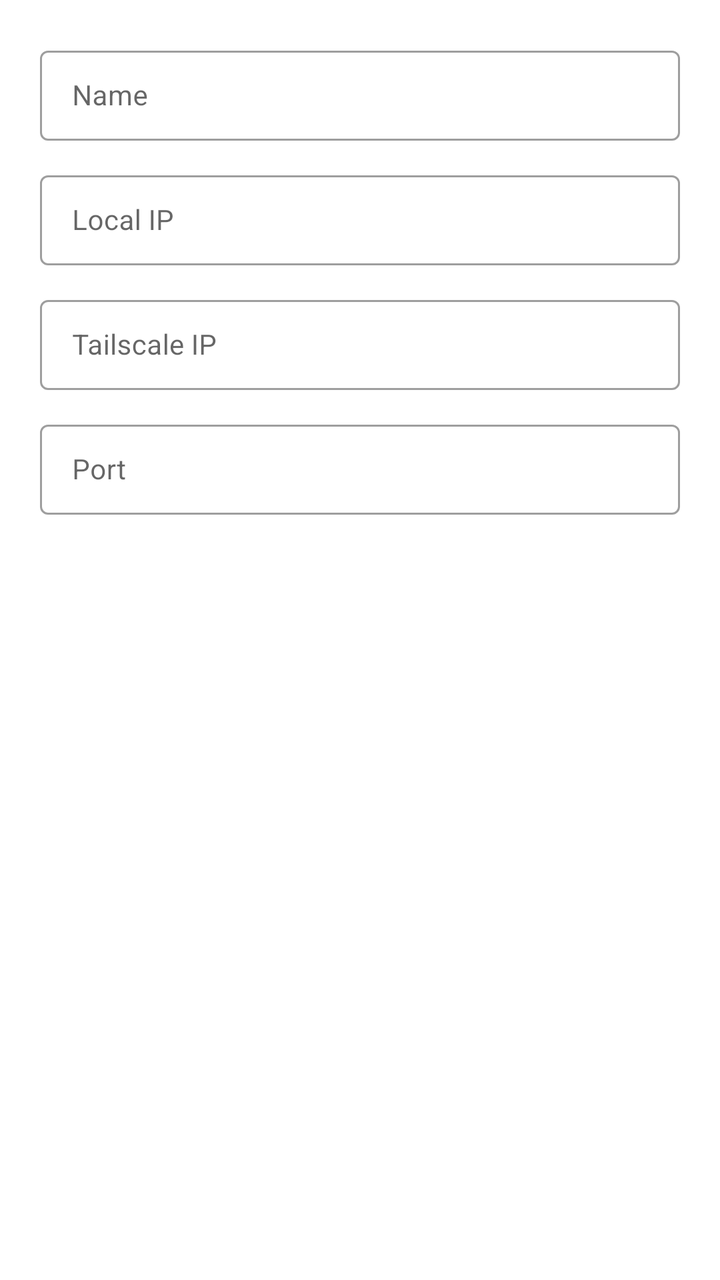
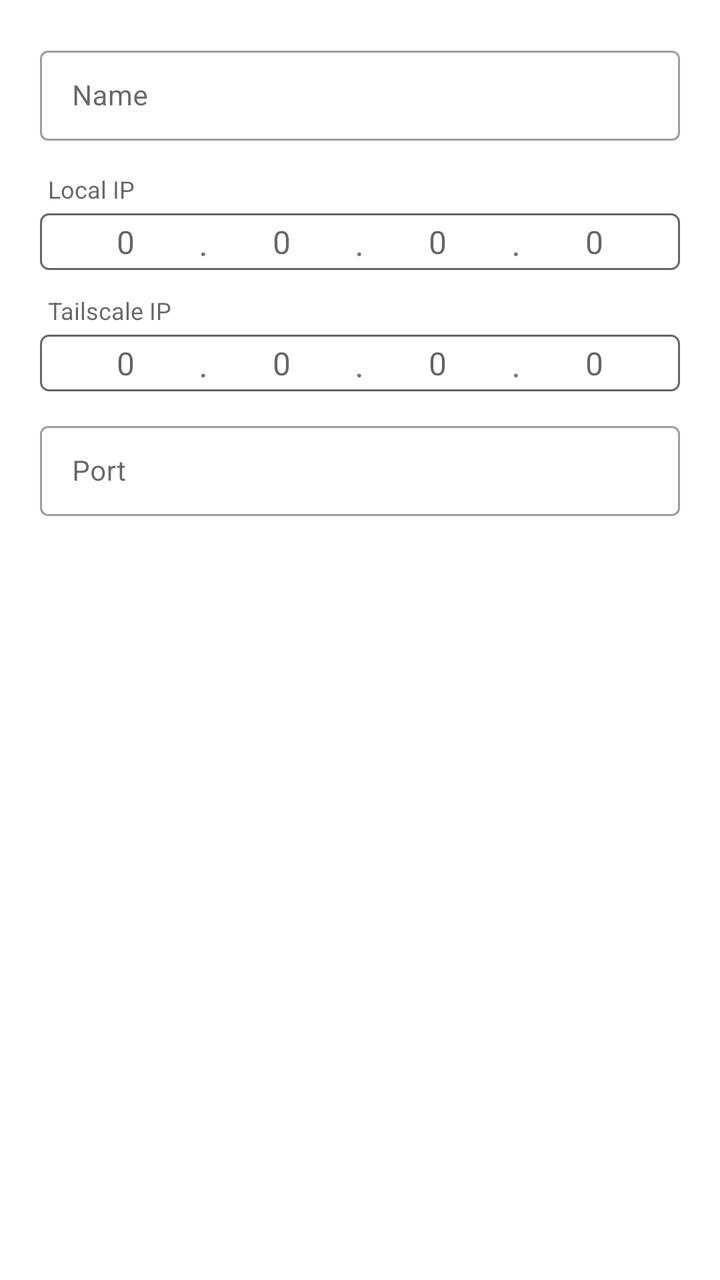

The first picture is an Android layout as it rendered before a commit; the second is the same layout after the commit. The layout source and the unified diff follow.
<!-- AndroidManifest.xml: application theme Theme.SPenNotes -->
<!-- res/layout/dialog_server_profile.xml -->
<?xml version="1.0" encoding="utf-8"?>
<LinearLayout xmlns:android="http://schemas.android.com/apk/res/android"
    xmlns:app="http://schemas.android.com/apk/res-auto"
    android:layout_width="match_parent"
    android:layout_height="wrap_content"
    android:orientation="vertical"
    android:padding="20dp">

    <com.google.android.material.textfield.TextInputLayout
        android:layout_width="match_parent"
        android:layout_height="wrap_content"
        android:hint="Name"
        style="@style/Widget.MaterialComponents.TextInputLayout.OutlinedBox.Dense">

        <com.google.android.material.textfield.TextInputEditText
            android:id="@+id/edit_profile_name"
            android:layout_width="match_parent"
            android:layout_height="wrap_content"
            android:inputType="text"
            android:textSize="14sp" />
    </com.google.android.material.textfield.TextInputLayout>

    <com.google.android.material.textfield.TextInputLayout
        android:layout_width="match_parent"
        android:layout_height="wrap_content"
        android:layout_marginTop="12dp"
        android:hint="Local IP"
        style="@style/Widget.MaterialComponents.TextInputLayout.OutlinedBox.Dense">

        <com.google.android.material.textfield.TextInputEditText
            android:id="@+id/edit_profile_local_ip"
            android:layout_width="match_parent"
            android:layout_height="wrap_content"
            android:hint=""
            android:inputType="text"
            android:textSize="14sp" />
    </com.google.android.material.textfield.TextInputLayout>

    <com.google.android.material.textfield.TextInputLayout
        android:layout_width="match_parent"
        android:layout_height="wrap_content"
        android:layout_marginTop="12dp"
        android:hint="Tailscale IP"
        style="@style/Widget.MaterialComponents.TextInputLayout.OutlinedBox.Dense">

        <com.google.android.material.textfield.TextInputEditText
            android:id="@+id/edit_profile_tailscale_ip"
            android:layout_width="match_parent"
            android:layout_height="wrap_content"
            android:hint=""
            android:inputType="text"
            android:textSize="14sp" />
    </com.google.android.material.textfield.TextInputLayout>

    <com.google.android.material.textfield.TextInputLayout
        android:layout_width="match_parent"
        android:layout_height="wrap_content"
        android:layout_marginTop="12dp"
        android:hint="Port"
        style="@style/Widget.MaterialComponents.TextInputLayout.OutlinedBox.Dense">

        <com.google.android.material.textfield.TextInputEditText
            android:id="@+id/edit_profile_port"
            android:layout_width="match_parent"
            android:layout_height="wrap_content"
            android:hint=""
            android:inputType="number"
            android:textSize="14sp" />
    </com.google.android.material.textfield.TextInputLayout>

</LinearLayout>
<!-- resources referenced by this layout -->
<resources>
  <style name="Theme.SPenNotes" parent="Theme.MaterialComponents.Light.NoActionBar" />
</resources>

<!-- the commit's change to res/layout/dialog_server_profile.xml (unified diff, before → after) -->
@@ -1,70 +1,262 @@
 <?xml version="1.0" encoding="utf-8"?>
 <LinearLayout xmlns:android="http://schemas.android.com/apk/res/android"
-    xmlns:app="http://schemas.android.com/apk/res-auto"
     android:layout_width="match_parent"
     android:layout_height="wrap_content"
     android:orientation="vertical"
     android:padding="20dp">
 
     <com.google.android.material.textfield.TextInputLayout
-        android:layout_width="match_parent"
-        android:layout_height="wrap_content"
-        android:hint="Name"
-        style="@style/Widget.MaterialComponents.TextInputLayout.OutlinedBox.Dense">
+        style="@style/Widget.MaterialComponents.TextInputLayout.OutlinedBox.Dense"
+        android:layout_width="match_parent"
+        android:layout_height="wrap_content"
+        android:hint="Name">
 
         <com.google.android.material.textfield.TextInputEditText
             android:id="@+id/edit_profile_name"
             android:layout_width="match_parent"
             android:layout_height="wrap_content"
             android:inputType="text"
-            android:textSize="14sp" />
+            android:textSize="14sp"
+            android:textAppearance="@style/TextAppearance.MaterialComponents.Subtitle1"/>
     </com.google.android.material.textfield.TextInputLayout>
 
+    
+    <TextView
+        android:layout_width="match_parent"
+        android:layout_height="wrap_content"
+        android:layout_marginStart="4dp"
+        android:layout_marginTop="16dp"
+        android:layout_marginBottom="4dp"
+        android:text="Local IP"
+        android:textColor="?android:attr/textColorSecondary"
+        android:textSize="12sp" />
+
+    <LinearLayout
+        android:layout_width="match_parent"
+        android:layout_height="wrap_content"
+        android:background="@drawable/ip_input_background"
+        android:gravity="center_vertical"
+        android:orientation="horizontal"
+        android:paddingStart="8dp"
+        android:paddingTop="2dp"
+        android:paddingEnd="8dp"
+        android:paddingBottom="2dp">
+
+        <EditText
+            android:id="@+id/edit_local_1"
+            android:layout_width="0dp"
+            android:layout_height="wrap_content"
+            android:layout_weight="1"
+            android:background="@null"
+            android:gravity="center"
+            android:hint="0"
+            android:inputType="number"
+            android:maxLength="3"
+            android:textAppearance="@style/TextAppearance.MaterialComponents.Subtitle1" />
+
+        <TextView
+            android:layout_width="wrap_content"
+            android:layout_height="wrap_content"
+            android:paddingStart="2dp"
+            android:paddingEnd="2dp"
+            android:text="."
+            android:textSize="18sp" />
+
+        <EditText
+            android:id="@+id/edit_local_2"
+            android:layout_width="0dp"
+            android:layout_height="wrap_content"
+            android:layout_weight="1"
+            android:background="@null"
+            android:gravity="center"
+            android:hint="0"
+            android:inputType="number"
+            android:maxLength="3"
+            android:textAppearance="@style/TextAppearance.MaterialComponents.Subtitle1" />
+
+        <TextView
+            android:layout_width="wrap_content"
+            android:layout_height="wrap_content"
+            android:paddingStart="2dp"
+            android:paddingEnd="2dp"
+            android:text="."
+            android:textSize="18sp" />
+
+        <EditText
+            android:id="@+id/edit_local_3"
+            android:layout_width="0dp"
+            android:layout_height="wrap_content"
+            android:layout_weight="1"
+            android:background="@null"
+            android:gravity="center"
+            android:hint="0"
+            android:inputType="number"
+            android:maxLength="3"
+            android:textAppearance="@style/TextAppearance.MaterialComponents.Subtitle1" />
+
+        <TextView
+            android:layout_width="wrap_content"
+            android:layout_height="wrap_content"
+            android:paddingStart="2dp"
+            android:paddingEnd="2dp"
+            android:text="."
+            android:textSize="18sp" />
+
+        <EditText
+            android:id="@+id/edit_local_4"
+            android:layout_width="0dp"
+            android:layout_height="wrap_content"
+            android:layout_weight="1"
+            android:background="@null"
+            android:gravity="center"
+            android:hint="0"
+            android:inputType="number"
+            android:maxLength="3"
+            android:textAppearance="@style/TextAppearance.MaterialComponents.Subtitle1" />
+    </LinearLayout>
+
+    <TextView
+        android:id="@+id/error_local_ip"
+        android:layout_width="match_parent"
+        android:layout_height="wrap_content"
+        android:layout_marginStart="4dp"
+        android:layout_marginTop="2dp"
+        android:text="Each octet must be 0–255"
+        android:textColor="#B3261E"
+        android:textSize="11sp"
+        android:visibility="gone" />
+
+    
+    <TextView
+        android:layout_width="match_parent"
+        android:layout_height="wrap_content"
+        android:layout_marginStart="4dp"
+        android:layout_marginTop="12dp"
+        android:layout_marginBottom="4dp"
+        android:text="Tailscale IP"
+        android:textColor="?android:attr/textColorSecondary"
+        android:textSize="12sp" />
+
+    <LinearLayout
+        android:layout_width="match_parent"
+        android:layout_height="wrap_content"
+        android:background="@drawable/ip_input_background"
+        android:gravity="center_vertical"
+        android:orientation="horizontal"
+        android:paddingStart="8dp"
+        android:paddingTop="2dp"
+        android:paddingEnd="8dp"
+        android:paddingBottom="2dp">
+
+        <EditText
+            android:id="@+id/edit_tailscale_1"
+            android:layout_width="0dp"
+            android:layout_height="wrap_content"
+            android:layout_weight="1"
+            android:background="@null"
+            android:gravity="center"
+            android:hint="0"
+            android:inputType="number"
+            android:maxLength="3"
+            android:textAppearance="@style/TextAppearance.MaterialComponents.Subtitle1" />
+
+        <TextView
+            android:layout_width="wrap_content"
+            android:layout_height="wrap_content"
+            android:paddingStart="2dp"
+            android:paddingEnd="2dp"
+            android:text="."
+            android:textSize="18sp" />
+
+        <EditText
+            android:id="@+id/edit_tailscale_2"
+            android:layout_width="0dp"
+            android:layout_height="wrap_content"
+            android:layout_weight="1"
+            android:background="@null"
+            android:gravity="center"
+            android:hint="0"
+            android:inputType="number"
+            android:maxLength="3"
+            android:textAppearance="@style/TextAppearance.MaterialComponents.Subtitle1" />
+
+        <TextView
+            android:layout_width="wrap_content"
+            android:layout_height="wrap_content"
+            android:paddingStart="2dp"
+            android:paddingEnd="2dp"
+            android:text="."
+            android:textSize="18sp" />
+
+        <EditText
+            android:id="@+id/edit_tailscale_3"
+            android:layout_width="0dp"
+            android:layout_height="wrap_content"
+            android:layout_weight="1"
+            android:background="@null"
+            android:gravity="center"
+            android:hint="0"
+            android:inputType="number"
+            android:maxLength="3"
+            android:textAppearance="@style/TextAppearance.MaterialComponents.Subtitle1" />
+
+        <TextView
+            android:layout_width="wrap_content"
+            android:layout_height="wrap_content"
+            android:paddingStart="2dp"
+            android:paddingEnd="2dp"
+            android:text="."
+            android:textSize="18sp" />
+
+        <EditText
+            android:id="@+id/edit_tailscale_4"
+            android:layout_width="0dp"
+            android:layout_height="wrap_content"
+            android:layout_weight="1"
+            android:background="@null"
+            android:gravity="center"
+            android:hint="0"
+            android:inputType="number"
+            android:maxLength="3"
+            android:textAppearance="@style/TextAppearance.MaterialComponents.Subtitle1" />
+    </LinearLayout>
+
+    <TextView
+        android:id="@+id/error_tailscale_ip"
+        android:layout_width="match_parent"
+        android:layout_height="wrap_content"
+        android:layout_marginStart="4dp"
+        android:layout_marginTop="2dp"
+        android:text="Each octet must be 0–255"
+        android:textColor="#B3261E"
+        android:textSize="11sp"
+        android:visibility="gone" />
+
+    <TextView
+        android:id="@+id/error_ip_required"
+        android:layout_width="match_parent"
+        android:layout_height="wrap_content"
+        android:layout_marginStart="4dp"
+        android:layout_marginTop="2dp"
+        android:text="At least one IP address is required"
+        android:textColor="#B3261E"
+        android:textSize="11sp"
+        android:visibility="gone" />
+
     <com.google.android.material.textfield.TextInputLayout
+        android:id="@+id/layout_profile_port"
+        style="@style/Widget.MaterialComponents.TextInputLayout.OutlinedBox.Dense"
         android:layout_width="match_parent"
         android:layout_height="wrap_content"
         android:layout_marginTop="12dp"
-        android:hint="Local IP"
-        style="@style/Widget.MaterialComponents.TextInputLayout.OutlinedBox.Dense">
-
-        <com.google.android.material.textfield.TextInputEditText
-            android:id="@+id/edit_profile_local_ip"
-            android:layout_width="match_parent"
-            android:layout_height="wrap_content"
-            android:hint=""
-            android:inputType="text"
-            android:textSize="14sp" />
-    </com.google.android.material.textfield.TextInputLayout>
-
-    <com.google.android.material.textfield.TextInputLayout
-        android:layout_width="match_parent"
-        android:layout_height="wrap_content"
-        android:layout_marginTop="12dp"
-        android:hint="Tailscale IP"
-        style="@style/Widget.MaterialComponents.TextInputLayout.OutlinedBox.Dense">
-
-        <com.google.android.material.textfield.TextInputEditText
-            android:id="@+id/edit_profile_tailscale_ip"
-            android:layout_width="match_parent"
-            android:layout_height="wrap_content"
-            android:hint=""
-            android:inputType="text"
-            android:textSize="14sp" />
-    </com.google.android.material.textfield.TextInputLayout>
-
-    <com.google.android.material.textfield.TextInputLayout
-        android:layout_width="match_parent"
-        android:layout_height="wrap_content"
-        android:layout_marginTop="12dp"
-        android:hint="Port"
-        style="@style/Widget.MaterialComponents.TextInputLayout.OutlinedBox.Dense">
+        android:hint="Port">
 
         <com.google.android.material.textfield.TextInputEditText
             android:id="@+id/edit_profile_port"
             android:layout_width="match_parent"
             android:layout_height="wrap_content"
-            android:hint=""
-            android:inputType="number"
+            android:inputType="number"
+            android:textAppearance="@style/TextAppearance.MaterialComponents.Subtitle1"
             android:textSize="14sp" />
     </com.google.android.material.textfield.TextInputLayout>
 
<!-- resource entries referenced after the edit -->
@@ -1,5 +1,11 @@
 <!-- resources referenced by this layout -->
 <resources>
+  <!-- drawable ip_input_background (drawable) -->
+  <?xml version="1.0" encoding="utf-8"?>
+  <shape xmlns:android="http://schemas.android.com/apk/res/android">
+      <stroke android:width="1dp" android:color="?attr/colorControlNormal" />
+      <corners android:radius="4dp" />
+  </shape>
   <style name="Theme.SPenNotes" parent="Theme.MaterialComponents.Light.NoActionBar" />
 </resources>
 
